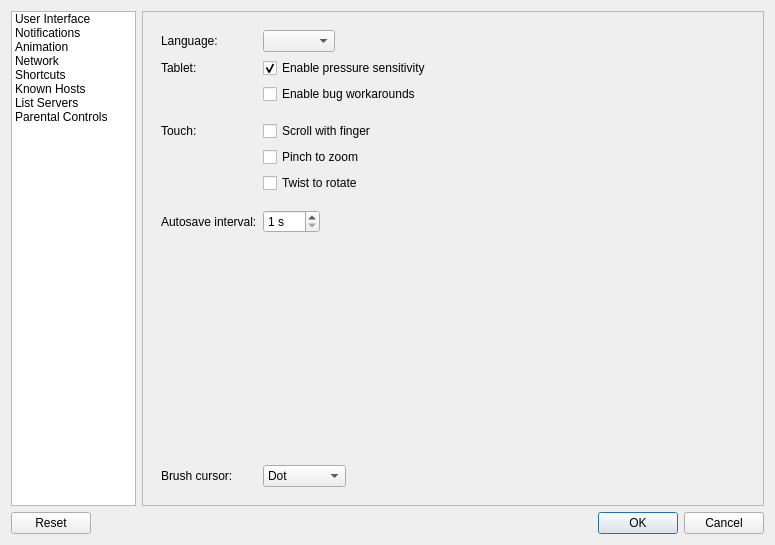
Above: src/desktop/ui/settings.ui from drawpile/Drawpile before the change. Below: the same form after it.
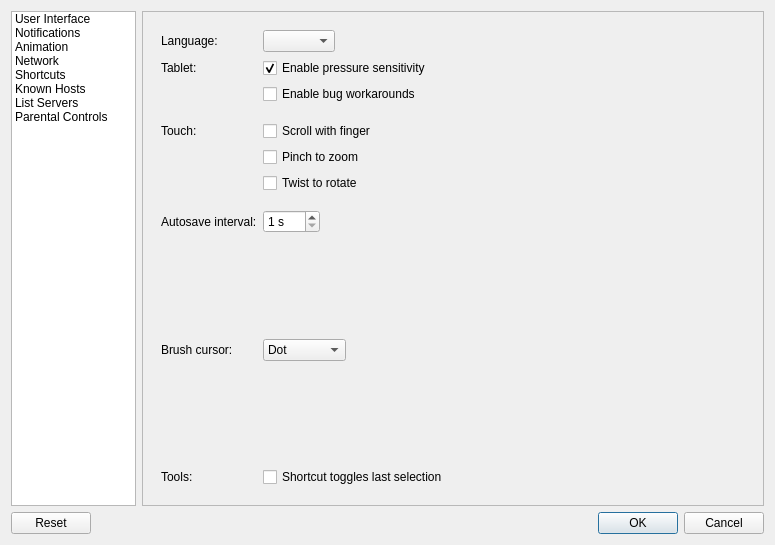
That is the form after the change. The open tabs and pages were chosen to show the change. Icons and pictures are not drawn.

Commit message: Add option to disable tool toggling

Diff of the .ui file:
```diff
--- a/src/desktop/ui/settings.ui
+++ b/src/desktop/ui/settings.ui
@@ -235,6 +235,33 @@
               </property>
              </widget>
             </item>
+            <item row="14" column="1">
+             <spacer name="verticalSpacer">
+              <property name="orientation">
+               <enum>Qt::Vertical</enum>
+              </property>
+              <property name="sizeHint" stdset="0">
+               <size>
+                <width>20</width>
+                <height>5</height>
+               </size>
+              </property>
+             </spacer>
+            </item>
+            <item row="15" column="0">
+             <widget class="QLabel" name="label_2">
+              <property name="text">
+               <string>Tools:</string>
+              </property>
+             </widget>
+            </item>
+            <item row="15" column="1">
+             <widget class="QCheckBox" name="toolToggleShortcut">
+              <property name="text">
+               <string>Shortcut toggles last selection</string>
+              </property>
+             </widget>
+            </item>
            </layout>
           </widget>
           <widget class="QWidget" name="page_2">
```
Left out of the diff: 2 changed lines with no effect on the pictures. The commit also changes 3 other files.
